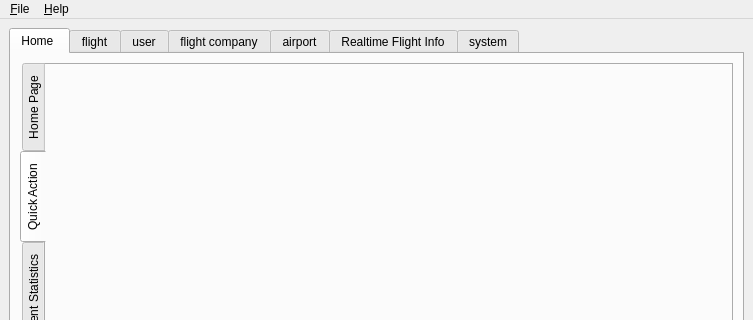
First picture: the form in mainplatformwindow.ui, repository Aloereed/Flightman_Platform_DATA130039, before the edit; both pictures show x 0 to 753 and y 0 to 320 of the 753 by 600 pixel window.
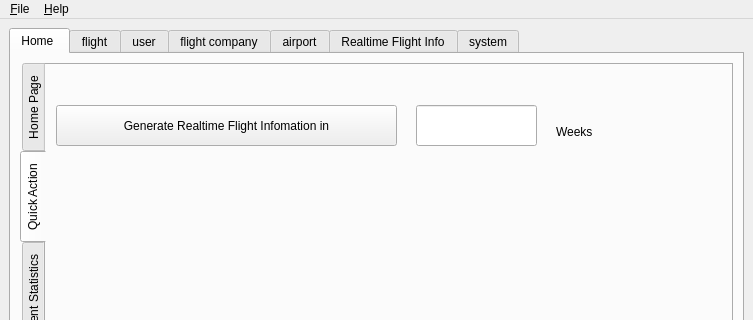
Second picture: the form after the edit. The open tabs and pages were chosen to show the change. Icons and pictures are not drawn.

What changed in the file:
```diff
--- a/mainplatformwindow.ui
+++ b/mainplatformwindow.ui
@@ -92,6 +92,42 @@
             <attribute name="title">
              <string>Quick Action</string>
             </attribute>
+            <widget class="QPushButton" name="pushButton_5">
+             <property name="geometry">
+              <rect>
+               <x>10</x>
+               <y>40</y>
+               <width>341</width>
+               <height>41</height>
+              </rect>
+             </property>
+             <property name="text">
+              <string>Generate Realtime Flight Infomation in</string>
+             </property>
+            </widget>
+            <widget class="QLineEdit" name="lineEdit">
+             <property name="geometry">
+              <rect>
+               <x>370</x>
+               <y>40</y>
+               <width>121</width>
+               <height>41</height>
+              </rect>
+             </property>
+            </widget>
+            <widget class="QLabel" name="label_7">
+             <property name="geometry">
+              <rect>
+               <x>510</x>
+               <y>60</y>
+               <width>63</width>
+               <height>14</height>
+              </rect>
+             </property>
+             <property name="text">
+              <string>Weeks</string>
+             </property>
+            </widget>
            </widget>
            <widget class="QWidget" name="tab_4">
             <attribute name="title">
```
Left out of the diff: 8 changed lines with no effect on the pictures.
